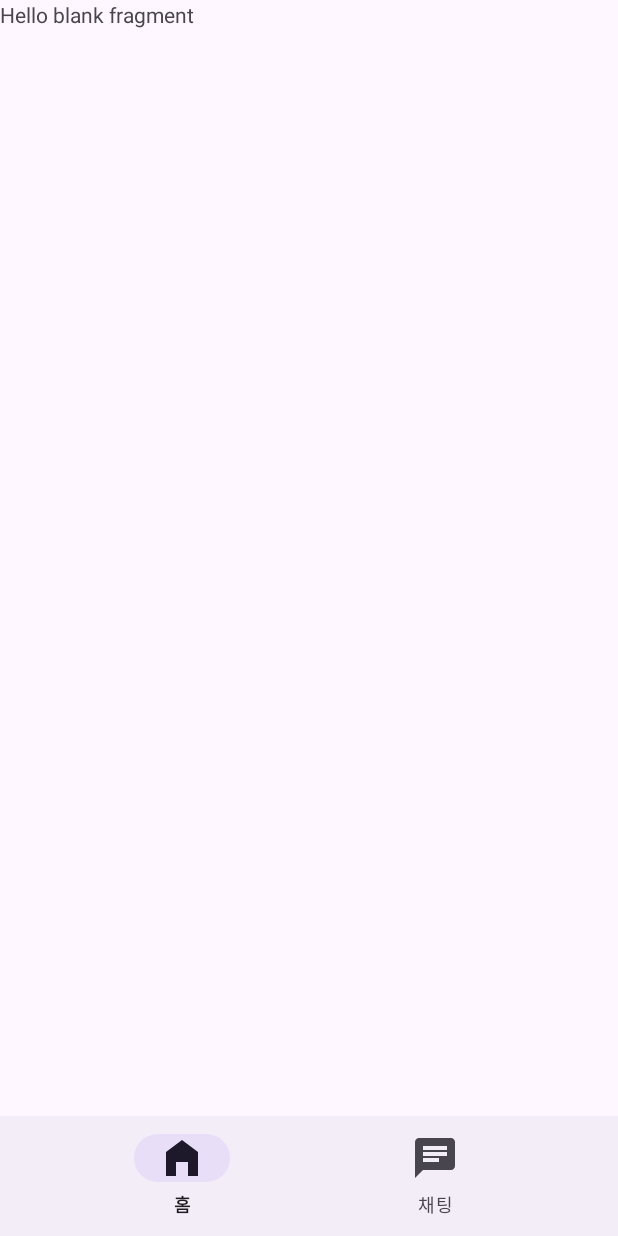
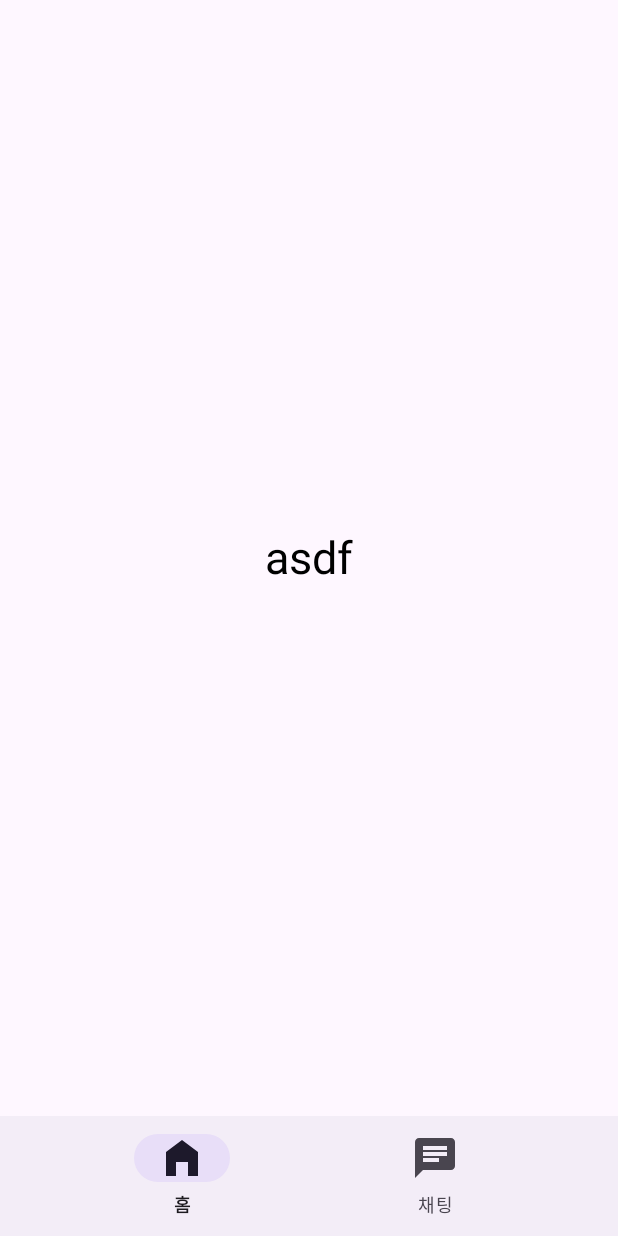
Before and after one commit to hong00z/SSAcle, an Android app built with Jetpack Compose: the screen it shows after launch (MainActivity), on a phone screen of 412 x 824 dp. Run offline under Robolectric (Android 15) with nearby library versions, the phone set to English and light mode, and no system bars; our stand-ins replace navigation-ui.

Commit message:
setting/#11 : 디렉토리 구조 설정

```diff
--- /dev/null
+++ b/Android/app/src/main/java/com/example/firstproject/data/repository/MainRepository.kt
@@ -0,0 +1,4 @@
+package com.example.firstproject.data.repository
+
+object MainRepository {
+}
--- /dev/null
+++ b/Android/app/src/main/java/com/example/firstproject/data/repository/RemoteDataSource.kt
@@ -0,0 +1,4 @@
+package com.example.firstproject.data.repository
+
+class RemoteDataSource {
+}
--- /dev/null
+++ b/Android/app/src/main/java/com/example/firstproject/network/APIService.kt
@@ -0,0 +1,4 @@
+package com.example.firstproject.network
+
+interface APIService {
+}
--- a/Android/app/src/main/java/com/example/firstproject/HomeFragment.kt
+++ b/Android/app/src/main/java/com/example/firstproject/ui/home/HomeFragment.kt
@@ -1,10 +1,11 @@
-package com.example.firstproject
+package com.example.firstproject.ui.home
 
 import android.os.Bundle
 import androidx.fragment.app.Fragment
 import android.view.LayoutInflater
 import android.view.View
 import android.view.ViewGroup
+import androidx.compose.ui.platform.ComposeView
 import com.example.firstproject.databinding.FragmentHomeBinding
 
 class HomeFragment : Fragment() {
@@ -12,11 +13,16 @@ class HomeFragment : Fragment() {
     private val binding get() = _binding!!
 
     override fun onCreateView(
-        inflater: LayoutInflater, container: ViewGroup?,
+        inflater: LayoutInflater,
+        container: ViewGroup?,
         savedInstanceState: Bundle?
     ): View {
-        _binding = FragmentHomeBinding.inflate(inflater, container, false)
-        return binding.root
+        val composeView = ComposeView(requireContext()).apply {
+            setContent {
+                HomeScreen()
+            }
+        }
+        return composeView
     }
 
     companion object {
--- /dev/null
+++ b/Android/app/src/main/java/com/example/firstproject/ui/home/HomeScreen.kt
@@ -0,0 +1,29 @@
+package com.example.firstproject.ui.home
+
+import androidx.compose.foundation.layout.Arrangement
+import androidx.compose.foundation.layout.Column
+import androidx.compose.foundation.layout.fillMaxSize
+import androidx.compose.material.Text
+import androidx.compose.runtime.Composable
+import androidx.compose.ui.Alignment
+import androidx.compose.ui.Modifier
+import androidx.compose.ui.tooling.preview.Preview
+import androidx.compose.ui.unit.sp
+
+@Composable
+fun HomeScreen() {
+    Column(
+        modifier = Modifier.fillMaxSize(),
+        horizontalAlignment = Alignment.CenterHorizontally,
+        verticalArrangement = Arrangement.Center
+    ) {
+        Text(text = "asdf",
+            fontSize = 30.sp)
+    }
+}
+
+@Preview(showBackground = true)
+@Composable
+fun preview() {
+    HomeScreen()
+}
--- a/Android/app/src/main/res/layout/fragment_chat.xml
+++ b/Android/app/src/main/res/layout/fragment_chat.xml
@@ -3,7 +3,7 @@
     xmlns:tools="http://schemas.android.com/tools"
     android:layout_width="match_parent"
     android:layout_height="match_parent"
-    tools:context=".ChatFragment">
+    tools:context=".ui.chat.ChatFragment">
 
     <!-- TODO: Update blank fragment layout -->
     <TextView
@@ -11,4 +11,8 @@
         android:layout_height="match_parent"
         android:text="chat" />
 
+    <androidx.compose.ui.platform.ComposeView
+        android:id="@+id/chat_compose_view"
+        android:layout_width="match_parent"
+        android:layout_height="match_parent" />
 </FrameLayout>
--- a/Android/app/src/main/res/layout/fragment_home.xml
+++ b/Android/app/src/main/res/layout/fragment_home.xml
@@ -1,14 +1,9 @@
 <?xml version="1.0" encoding="utf-8"?>
-<FrameLayout xmlns:android="http://schemas.android.com/apk/res/android"
+<androidx.compose.ui.platform.ComposeView
+    xmlns:android="http://schemas.android.com/apk/res/android"
     xmlns:tools="http://schemas.android.com/tools"
     android:layout_width="match_parent"
     android:layout_height="match_parent"
-    tools:context=".HomeFragment">
+    tools:context=".ui.home.HomeFragment">
 
-    <!-- TODO: Update blank fragment layout -->
-    <TextView
-        android:layout_width="match_parent"
-        android:layout_height="match_parent"
-        android:text="@string/hello_blank_fragment" />
-
-</FrameLayout>
+</androidx.compose.ui.platform.ComposeView>
--- a/Android/app/src/main/res/navigation/nav_graph.xml
+++ b/Android/app/src/main/res/navigation/nav_graph.xml
@@ -7,7 +7,7 @@
 
     <fragment
         android:id="@+id/homeFragment"
-        android:name="com.example.firstproject.HomeFragment"
+        android:name="com.example.firstproject.ui.home.HomeFragment"
         android:label="홈"
         tools:layout="@layout/fragment_home" >
 
@@ -15,7 +15,7 @@
 
     <fragment
         android:id="@+id/chatFragment"
-        android:name="com.example.firstproject.ChatFragment"
+        android:name="com.example.firstproject.ui.chat.ChatFragment"
         android:label="채팅"
         tools:layout="@layout/fragment_chat" />
 
```
Also changed, not shown: Android/app/src/main/java/com/example/firstproject/ui/chat/ChatFragment.kt (renamed from Android/app/src/main/java/com/example/firstproject/ChatFragment.kt, +15 -6 lines), Android/app/src/main/java/com/example/firstproject/ui/common/CommonUI.kt (added, +8 -0 lines), Android/app/src/main/java/com/example/firstproject/utils/CommonUtils.kt (added, +38 -0 lines).
